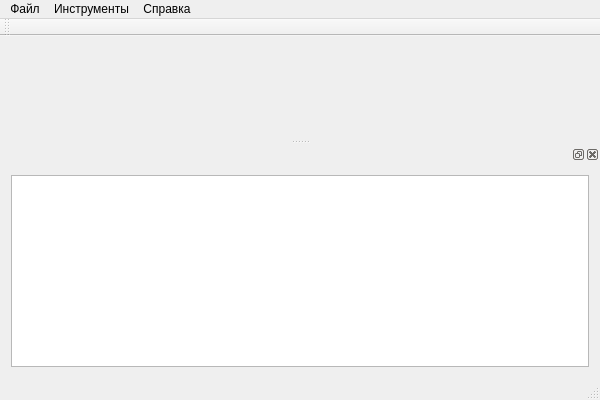
TERRANZ/terragraph2, file mainwindow.ui: the form before one commit.
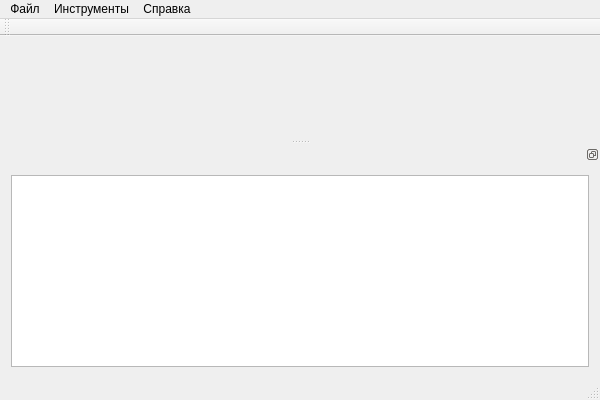
The form after the commit.

The edit to the form file:
```diff
--- a/mainwindow.ui
+++ b/mainwindow.ui
@@ -65,6 +65,18 @@
   </widget>
   <widget class="QStatusBar" name="statusBar"/>
   <widget class="QDockWidget" name="dockWidget">
+   <property name="minimumSize">
+    <size>
+     <width>132</width>
+     <height>132</height>
+    </size>
+   </property>
+   <property name="floating">
+    <bool>false</bool>
+   </property>
+   <property name="features">
+    <set>QDockWidget::DockWidgetFloatable|QDockWidget::DockWidgetMovable</set>
+   </property>
    <attribute name="dockWidgetArea">
     <number>8</number>
    </attribute>
```
Left out of the diff: 2 changed lines with no effect on the pictures.
